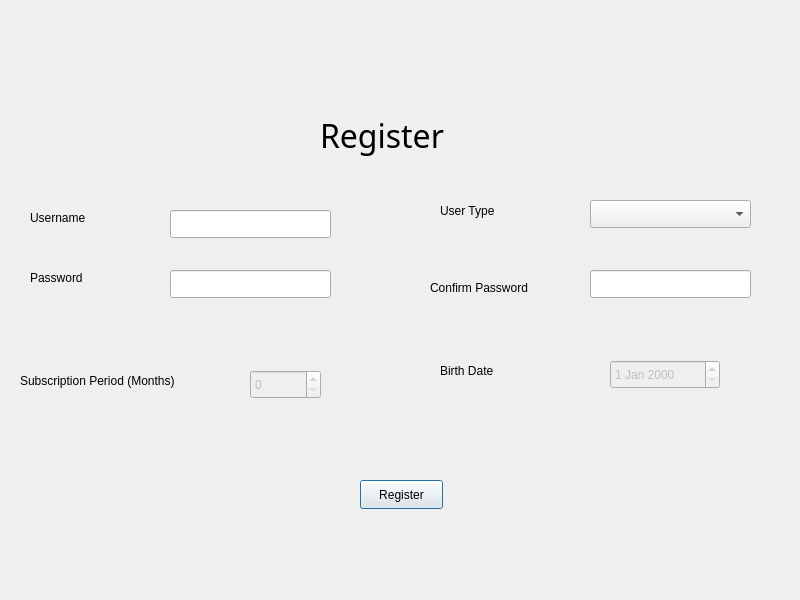
First picture: the form in register.ui, repository YousefKaram5824/Project, before the edit.
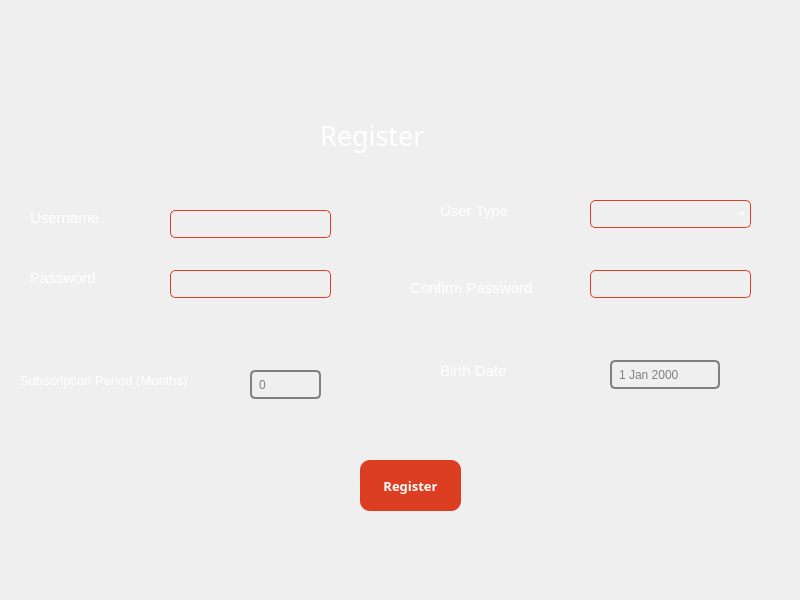
Second picture: the form after the edit. Icons and pictures are not drawn.

```diff
--- a/register.ui
+++ b/register.ui
@@ -27,10 +27,13 @@
    </property>
    <property name="font">
     <font>
-     <family>Lucida Sans</family>
-     <pointsize>24</pointsize>
+     <family>Book Antiqua</family>
+     <pointsize>20</pointsize>
     </font>
    </property>
+   <property name="styleSheet">
+    <string notr="true">color: rgb(255, 255, 255);</string>
+   </property>
    <property name="text">
     <string>Register</string>
    </property>
@@ -44,6 +47,15 @@
      <height>28</height>
     </rect>
    </property>
+   <property name="styleSheet">
+    <string notr="true">QLineEdit {
+    border: 1px solid #DC3E22; 
+    border-radius: 5px;        
+    background: transparent;  
+    color: white; 
+ padding: 5px;
+}</string>
+   </property>
   </widget>
   <widget class="QLineEdit" name="passwordLineEdit">
    <property name="geometry">
@@ -54,6 +66,15 @@
      <height>28</height>
     </rect>
    </property>
+   <property name="styleSheet">
+    <string notr="true">QLineEdit {
+    border: 1px solid #DC3E22; 
+    border-radius: 5px;        
+    background: transparent;   
+    color: white;     
+ padding: 5px;          
+}</string>
+   </property>
    <property name="echoMode">
     <enum>QLineEdit::EchoMode::Password</enum>
    </property>
@@ -67,6 +88,14 @@
      <height>16</height>
     </rect>
    </property>
+   <property name="font">
+    <font>
+     <pointsize>11</pointsize>
+    </font>
+   </property>
+   <property name="styleSheet">
+    <string notr="true">color: rgb(255, 255, 255);</string>
+   </property>
    <property name="text">
     <string>Username</string>
    </property>
@@ -80,6 +109,14 @@
      <height>16</height>
     </rect>
    </property>
+   <property name="font">
+    <font>
+     <pointsize>11</pointsize>
+    </font>
+   </property>
+   <property name="styleSheet">
+    <string notr="true">color: rgb(255, 255, 255);</string>
+   </property>
    <property name="text">
     <string>Password</string>
    </property>
@@ -93,12 +130,29 @@
      <height>600</height>
     </rect>
    </property>
+   <property name="font">
+    <font>
+     <family>Book Antiqua</family>
+     <pointsize>20</pointsize>
+    </font>
+   </property>
    <property name="styleSheet">
     <string notr="true">QFrame#frame {
 	background-image: url(:/bg/fitora.png);
     background-repeat: no-repeat;
     background-size: cover;
     border: none;
+}
+QComboBox, QSpinBox, QDateEdit {
+    background: transparent;    
+    border: 1px solid  #DC3E22;     
+    border-radius: 5px;         
+    color: white;               
+    padding: 5px;             
+}
+QSpinBox:disabled, QDateEdit:disabled {
+    border: 2px solid gray;    
+    color: gray;              
 }</string>
    </property>
    <property name="frameShape">
@@ -155,6 +209,14 @@
       <height>21</height>
      </rect>
     </property>
+    <property name="font">
+     <font>
+      <pointsize>11</pointsize>
+     </font>
+    </property>
+    <property name="styleSheet">
+     <string notr="true">color: rgb(255, 255, 255);</string>
+    </property>
     <property name="text">
      <string>User Type</string>
     </property>
@@ -168,6 +230,15 @@
       <height>28</height>
      </rect>
     </property>
+    <property name="styleSheet">
+     <string notr="true">QLineEdit {
+    border: 1px solid #DC3E22; 
+    border-radius: 5px;        
+    background: transparent;  
+color: white; 
+ padding: 5px;
+}</string>
+    </property>
     <property name="echoMode">
      <enum>QLineEdit::EchoMode::Password</enum>
     </property>
@@ -175,12 +246,20 @@
    <widget class="QLabel" name="label_4">
     <property name="geometry">
      <rect>
-      <x>430</x>
+      <x>410</x>
       <y>280</y>
-      <width>131</width>
+      <width>151</width>
       <height>16</height>
      </rect>
     </property>
+    <property name="font">
+     <font>
+      <pointsize>11</pointsize>
+     </font>
+    </property>
+    <property name="styleSheet">
+     <string notr="true">color: rgb(255, 255, 255);</string>
+    </property>
     <property name="text">
      <string>Confirm Password</string>
     </property>
@@ -203,10 +282,18 @@
      <rect>
       <x>20</x>
       <y>370</y>
-      <width>191</width>
+      <width>221</width>
       <height>21</height>
      </rect>
     </property>
+    <property name="font">
+     <font>
+      <pointsize>10</pointsize>
+     </font>
+    </property>
+    <property name="styleSheet">
+     <string notr="true">color: rgb(255, 255, 255);</string>
+    </property>
     <property name="text">
      <string>Subscription Period (Months)</string>
     </property>
@@ -233,6 +320,14 @@
       <height>21</height>
      </rect>
     </property>
+    <property name="font">
+     <font>
+      <pointsize>11</pointsize>
+     </font>
+    </property>
+    <property name="styleSheet">
+     <string notr="true">color: rgb(255, 255, 255);</string>
+    </property>
     <property name="text">
      <string>Birth Date</string>
     </property>
@@ -241,11 +336,32 @@
     <property name="geometry">
      <rect>
       <x>360</x>
-      <y>480</y>
-      <width>83</width>
-      <height>29</height>
+      <y>460</y>
+      <width>101</width>
+      <height>51</height>
      </rect>
     </property>
+    <property name="font">
+     <font>
+      <family>Book Antiqua</family>
+      <pointsize>10</pointsize>
+      <bold>true</bold>
+     </font>
+    </property>
+    <property name="styleSheet">
+     <string notr="true">QPushButton { 
+   background-color: #DC3E22;
+    color: white;
+    border-radius: 10px; 
+    font-weight: bold;
+}
+QPushButton:hover {
+    background: #b33b1b; 
+}
+QPushButton:pressed {
+    background: #992f15; 
+}</string>
+    </property>
     <property name="text">
      <string>Register</string>
     </property>
```
